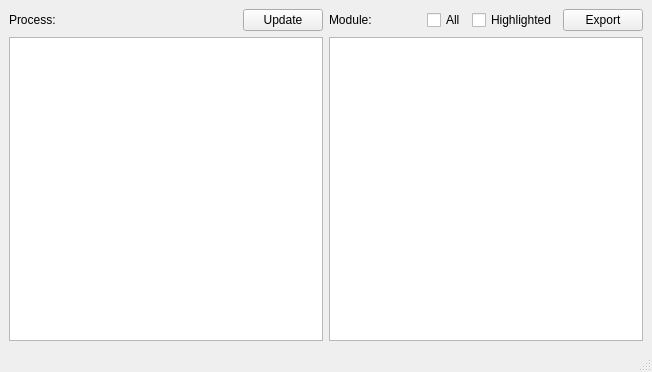
Qt form src/mainwindow.ui (wh201906/garage) before a commit.
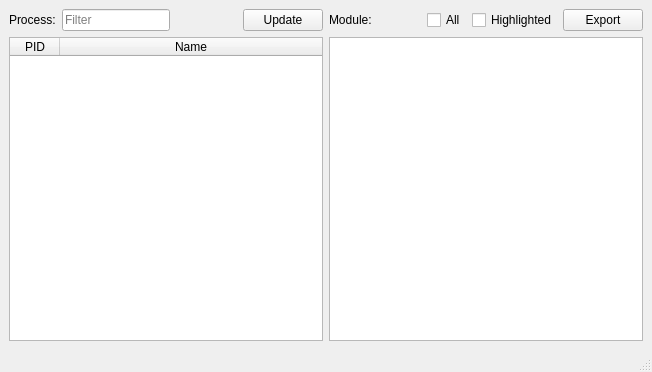
The same form after that commit.

Commit message: List processes

What changed in the file:
```diff
--- a/src/mainwindow.ui
+++ b/src/mainwindow.ui
@@ -26,6 +26,16 @@
           </property>
          </widget>
         </item>
+        <item>
+         <widget class="QLineEdit" name="Proc_filterEdit">
+          <property name="placeholderText">
+           <string>Filter</string>
+          </property>
+          <property name="clearButtonEnabled">
+           <bool>true</bool>
+          </property>
+         </widget>
+        </item>
         <item>
          <spacer name="horizontalSpacer">
           <property name="orientation">
@@ -49,7 +59,33 @@
        </layout>
       </item>
       <item>
-       <widget class="QListWidget" name="Proc_procWidget"/>
+       <widget class="QTableWidget" name="Proc_procWidget">
+        <property name="selectionMode">
+         <enum>QAbstractItemView::SingleSelection</enum>
+        </property>
+        <property name="selectionBehavior">
+         <enum>QAbstractItemView::SelectRows</enum>
+        </property>
+        <attribute name="horizontalHeaderDefaultSectionSize">
+         <number>50</number>
+        </attribute>
+        <attribute name="horizontalHeaderStretchLastSection">
+         <bool>true</bool>
+        </attribute>
+        <attribute name="verticalHeaderVisible">
+         <bool>false</bool>
+        </attribute>
+        <column>
+         <property name="text">
+          <string>PID</string>
+         </property>
+        </column>
+        <column>
+         <property name="text">
+          <string>Name</string>
+         </property>
+        </column>
+       </widget>
       </item>
      </layout>
     </item>
```
The commit also changes 4 other files.
